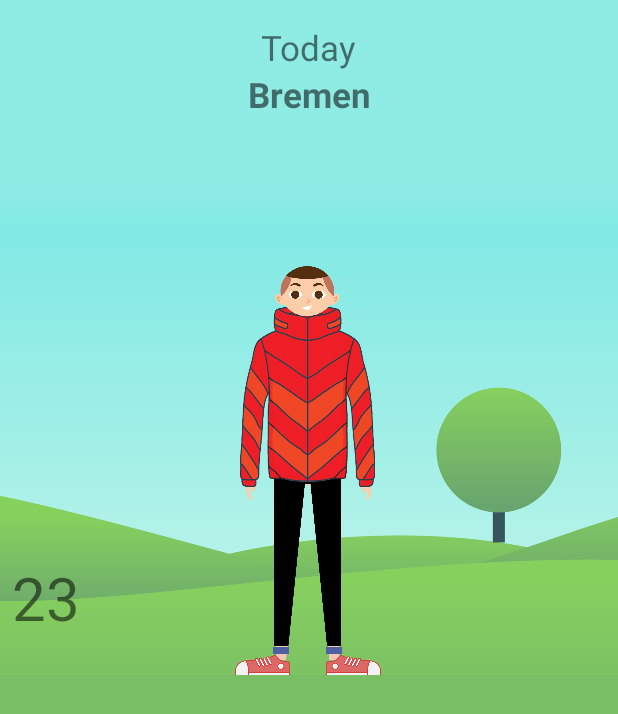
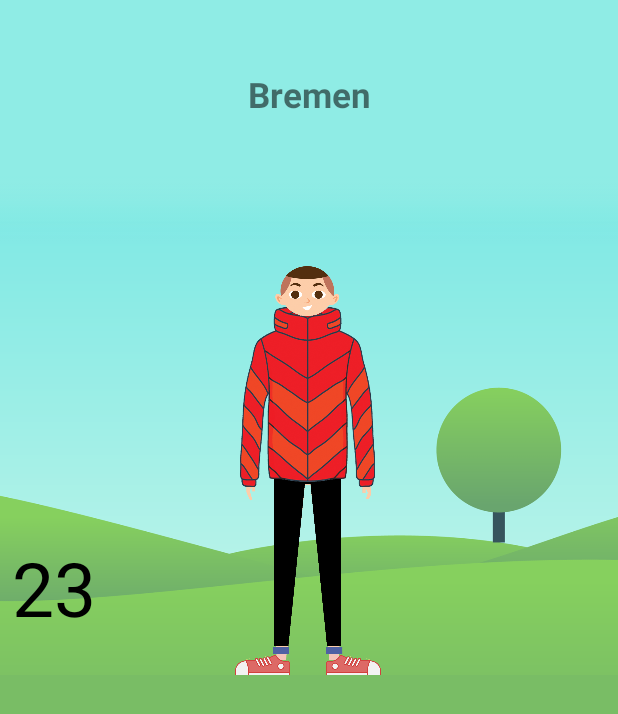
Before and after one commit to mohsenapk/Wetterkleidung, an Android app: the layout activity_main.xml on its own in the app's theme, with its tools: preview values and no code run, on a phone screen of 412 x 824 dp. Shown: the top 714 px of the screen. Run offline under Robolectric (Android 15) with nearby library versions, the phone set to English and light mode, and no system bars.

Commit message:
day names ok

```diff
--- a/app/src/main/res/layout/activity_main.xml
+++ b/app/src/main/res/layout/activity_main.xml
@@ -32,8 +32,7 @@
                 android:textSize="23sp"
                 app:layout_constraintLeft_toLeftOf="@id/clTitle"
                 app:layout_constraintRight_toRightOf="@id/clTitle"
-                app:layout_constraintTop_toTopOf="@id/clTitle"
-                tools:text="Today" />
+                app:layout_constraintTop_toTopOf="@id/clTitle" />
 
             <TextView
                 android:id="@+id/tvCity"
@@ -83,10 +82,11 @@
             android:layout_width="wrap_content"
             android:layout_height="wrap_content"
             android:layout_marginLeft="8dp"
-            android:textSize="40sp"
+            android:textSize="50sp"
             app:layout_constraintBottom_toTopOf="@id/tvTempDesc"
             app:layout_constraintLeft_toLeftOf="parent"
-            tools:text="23" />
+            tools:text="23"
+            android:textColor="@color/black"/>
 
         <TextView
             android:id="@+id/tvTempDegreeIcon"
@@ -97,11 +97,12 @@
             android:textSize="20sp"
             android:visibility="gone"
             app:layout_constraintLeft_toRightOf="@id/tvTemp"
-            app:layout_constraintTop_toTopOf="@id/tvTemp" />
+            app:layout_constraintTop_toTopOf="@id/tvTemp"
+            android:textColor="@color/black"/>
 
         <TextView
             android:id="@+id/tvTempDesc"
-            android:layout_width="wrap_content"
+            android:layout_width="120dp"
             android:layout_height="wrap_content"
             android:layout_marginLeft="8dp"
             android:textSize="18sp"
--- a/app/src/main/res/values/colors.xml
+++ b/app/src/main/res/values/colors.xml
@@ -4,6 +4,7 @@
     <color name="colorPrimaryDark">#3700B3</color>
     <color name="colorAccent">#03DAC5</color>
     <color name="white">#FFFFFF</color>
+    <color name="black">#000000</color>
     <color name="backTop">#8fece5</color>
     <color name="backBottom">#79bd65</color>
     <color name="backBottomDark">#5c8c4d</color>
```
Also changed, not shown: app/src/main/java/com/mohsen/apk/wetterkleidung/ui/MainViewModel.kt (+15 -3 lines), app/src/main/java/com/mohsen/apk/wetterkleidung/utility/DateHelper.kt (+12 -0 lines).
